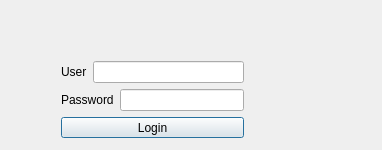
The window that dialog.ui (alrightlook/QTJerryApkTools) describes before a commit, drawn with Qt 5.
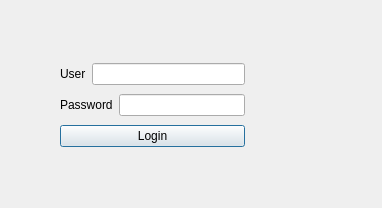
The same window after the commit.

```diff
--- a/dialog.ui
+++ b/dialog.ui
@@ -7,7 +7,7 @@
     <x>0</x>
     <y>0</y>
     <width>382</width>
-    <height>150</height>
+    <height>208</height>
    </rect>
   </property>
   <property name="windowTitle">
@@ -19,10 +19,22 @@
      <x>50</x>
      <y>50</y>
      <width>205</width>
-     <height>99</height>
+     <height>110</height>
     </rect>
    </property>
    <layout class="QVBoxLayout" name="MainLoginLayout">
+    <property name="leftMargin">
+     <number>10</number>
+    </property>
+    <property name="topMargin">
+     <number>10</number>
+    </property>
+    <property name="rightMargin">
+     <number>10</number>
+    </property>
+    <property name="bottomMargin">
+     <number>10</number>
+    </property>
     <item>
      <layout class="QHBoxLayout" name="horizontalLayout">
       <item>
```
Left out of the diff: 4 changed lines with no effect on the pictures.
